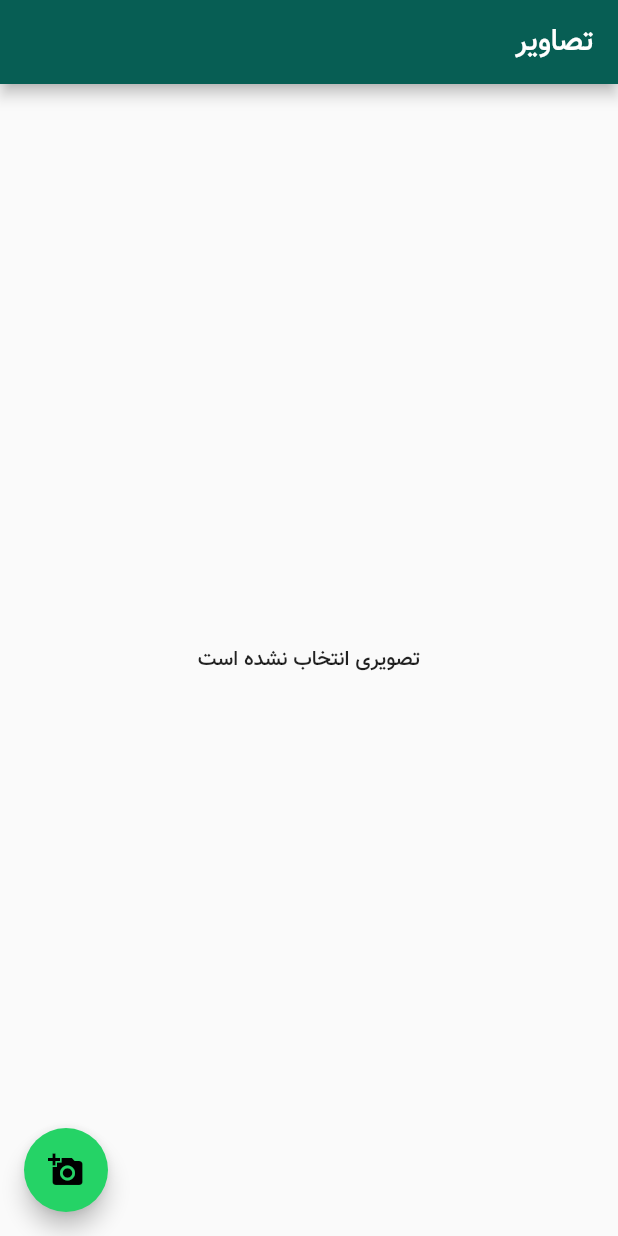
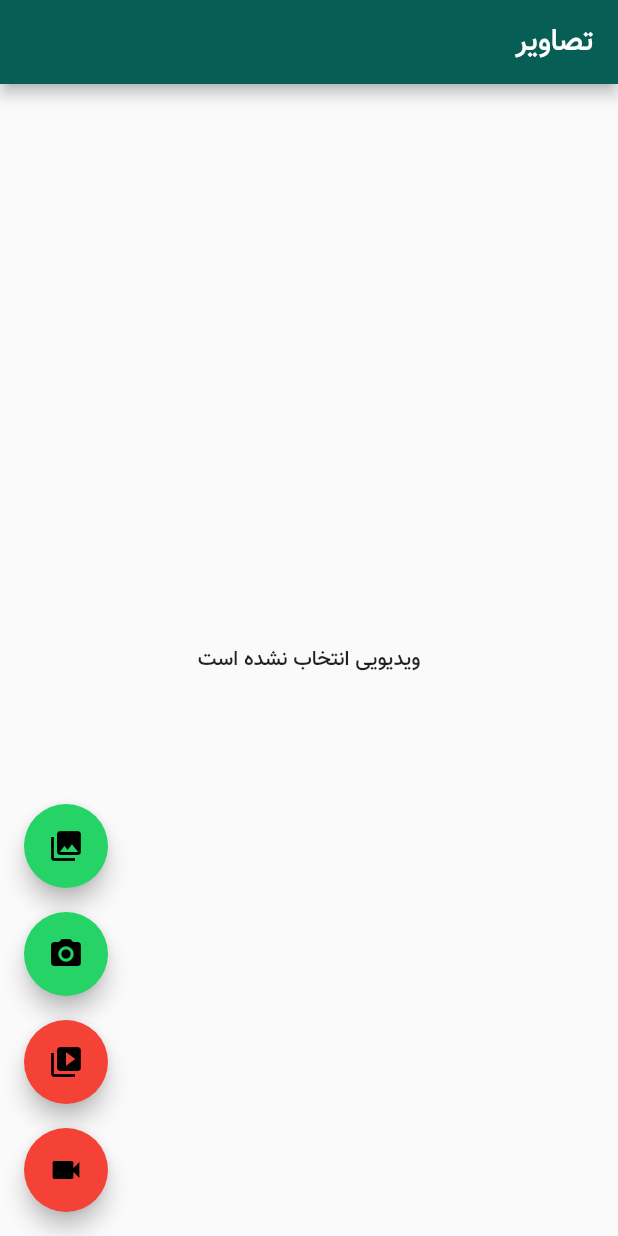
Before and after one commit to YRlp98/Whatsapp, a Flutter app: the screen it shows after launch, on a phone screen of 412 x 824 dp. Run offline on Flutter 3.47's test engine with Material 2 defaults, Android fonts, the phone set to English and light mode, and no system bars; our stand-ins replace cached_network_image, camera, connectivity, flutter_map, google_maps_flutter, image_picker and 6 more; missing offline and left inert: flutter_socket_io, thumbnails; accounts and stored records are empty.

Commit message:
add video player to image_picker_screen class

```diff
--- a/lib/pages/image_picker_screen.dart
+++ b/lib/pages/image_picker_screen.dart
@@ -2,6 +2,7 @@ import 'dart:io';
 
 import 'package:flutter/material.dart';
 import 'package:image_picker/image_picker.dart';
+import 'package:video_player/video_player.dart';
 
 class ImagePickerScreen extends StatefulWidget {
   @override
@@ -9,30 +10,136 @@ class ImagePickerScreen extends StatefulWidget {
 }
 
 class ImagePickerScreenState extends State<ImagePickerScreen> {
-  File _image;
+  Future<File> _imageFile;
+  bool isVideo = true;
+
+  VideoPlayerController _videoPlayerController;
+  VoidCallback _listener;
+
+  @override
+  void initState() {
+    super.initState();
+    _listener = () {
+      setState(() {});
+    };
+  }
+
+  @override
+  void dispose() {
+    if (_videoPlayerController != null) {
+      _videoPlayerController.dispose();
+    }
+    super.dispose();
+  }
 
   @override
   Widget build(BuildContext context) {
     return new Scaffold(
-      appBar: new AppBar(
-        title: new Text('تصاویر'),
-      ),
-      body: new Center(
-          child: _image == null
-              ? new Text('تصویری انتخاب نشده است')
-              : new Image.file(_image)),
-      floatingActionButton: new FloatingActionButton(
-        onPressed: getImage,
-        child: new Icon(Icons.add_a_photo),
-      ),
+        appBar: new AppBar(
+          title: new Text('تصاویر'),
+        ),
+        body: new Center(child: isVideo ? _previewVideo() : _previewImage()),
+        floatingActionButton: new Column(
+          mainAxisAlignment: MainAxisAlignment.end,
+          children: <Widget>[
+            new FloatingActionButton(
+              onPressed: () {
+                isVideo = false;
+                _onImagePressed(ImageSource.gallery);
+              },
+              child: new Icon(Icons.photo_library),
+            ),
+            new SizedBox(height: 16),
+            new FloatingActionButton(
+              onPressed: () {
+                isVideo = false;
+                _onImagePressed(ImageSource.camera);
+              },
+              child: new Icon(Icons.camera_alt),
+            ),
+            new SizedBox(height: 16),
+            new FloatingActionButton(
+              backgroundColor: Colors.red,
+              onPressed: () {
+                isVideo = true;
+                _onImagePressed(ImageSource.gallery);
+              },
+              child: new Icon(Icons.video_library),
+            ),
+            new SizedBox(height: 16),
+            new FloatingActionButton(
+              backgroundColor: Colors.red,
+              onPressed: () {
+                isVideo = true;
+                _onImagePressed(ImageSource.camera);
+              },
+              child: new Icon(Icons.videocam),
+            ),
+          ],
+        ));
+  }
+
+//  void getImage() async {
+//    var image = await ImagePicker.pickImage(source: ImageSource.camera);
+//
+//    setState(() {
+//      _image = image;
+//    });
+//  }
+
+  void _onImagePressed(ImageSource source) {
+    if (_videoPlayerController != null) {
+      _videoPlayerController.setVolume(0);
+      _videoPlayerController.removeListener(_listener);
+    }
+
+    if (isVideo) {
+      ImagePicker.pickVideo(source: source).then((File file) {
+        if (file != null) {
+          _videoPlayerController = VideoPlayerController.file(file)
+            ..addListener(_listener)
+            ..setVolume(1)
+            ..initialize()
+            ..setLooping(true)
+            ..play();
+        }
+      });
+    } else {
+      _imageFile = ImagePicker.pickImage(source: source);
+    }
+    if (mounted) setState(() {});
+  }
+
+  _previewVideo() {
+    if (_videoPlayerController == null) {
+      return new Text('ویدیویی انتخاب نشده است');
+    } else if (_videoPlayerController.value.initialized) {
+      return AspectRatio(
+        aspectRatio: 1,
+        child: VideoPlayer(_videoPlayerController),
+      );
+    } else {
+      return new Text('مشکل در بارگذاری ویدیو');
+    }
+  }
+
+  Widget _previewImage() {
+    return FutureBuilder<File>(
+      future: _imageFile,
+      builder: (BuildContext context, AsyncSnapshot<File> snapshot) {
+        if (snapshot.connectionState == ConnectionState.done &&
+            snapshot.data != null) {
+          return Image.file(snapshot.data);
+        } else if (snapshot.error != null) {
+          return new Text('خطا هنگام بارگذاری تصویر',
+              textAlign: TextAlign.center);
+        } else {
+          return new Text(
+            'تصویری انتخاب نشده است',
+            textAlign: TextAlign.center,
+          );
+        }
+      },
     );
   }
-
-  void getImage() async {
-    var image = await ImagePicker.pickImage(source: ImageSource.camera);
-
-    setState(() {
-      _image = image;
-    });
-  }
 }
```
